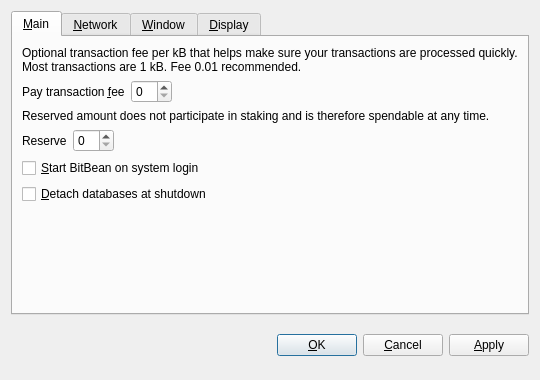
First picture: the form in src/qt/forms/optionsdialog.ui, repository nokat/bitbean, before the edit.
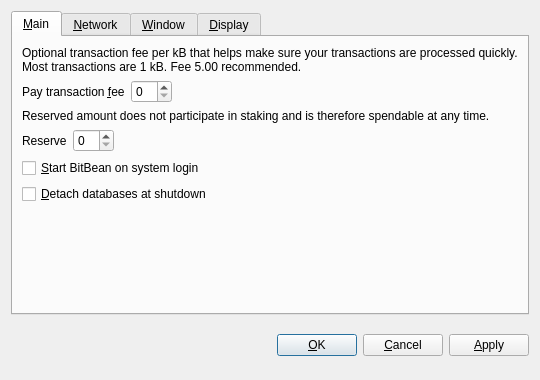
Second picture: the form after the edit. Custom widgets are drawn as their Qt base class.

Diff of the .ui file:
```diff
--- a/src/qt/forms/optionsdialog.ui
+++ b/src/qt/forms/optionsdialog.ui
@@ -33,7 +33,7 @@
        <item>
         <widget class="QLabel" name="transactionFeeInfoLabel">
          <property name="text">
-          <string>Optional transaction fee per kB that helps make sure your transactions are processed quickly. Most transactions are 1 kB. Fee 0.01 recommended.</string>
+          <string>Optional transaction fee per kB that helps make sure your transactions are processed quickly. Most transactions are 1 kB. Fee 5.00 recommended.</string>
          </property>
          <property name="textFormat">
           <enum>Qt::PlainText</enum>
```
